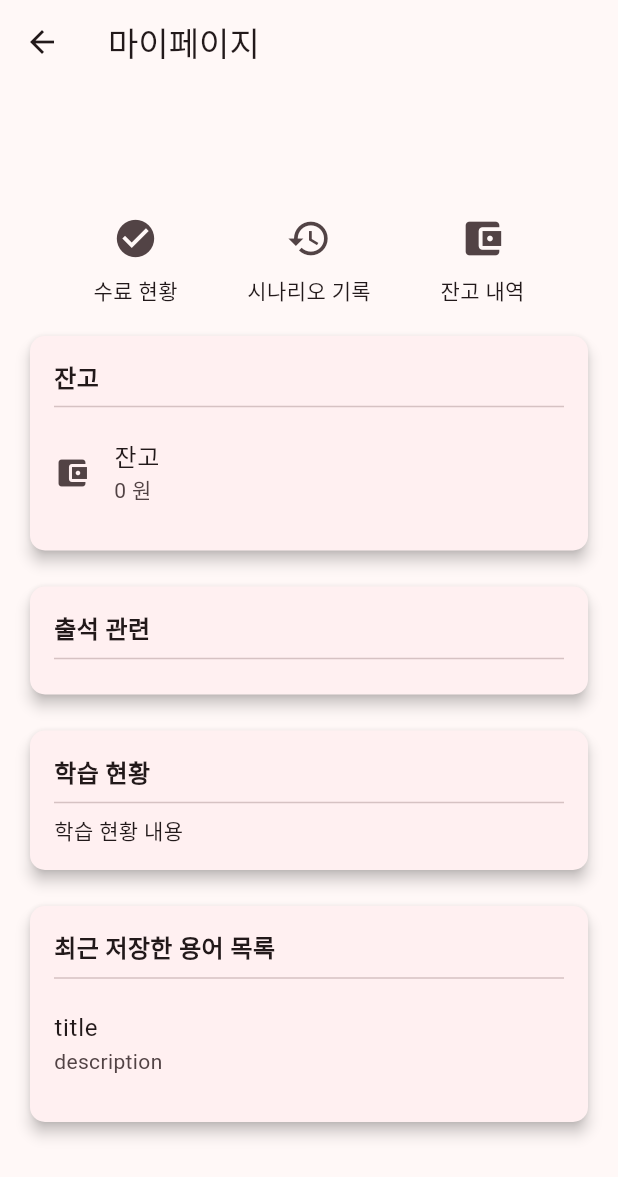
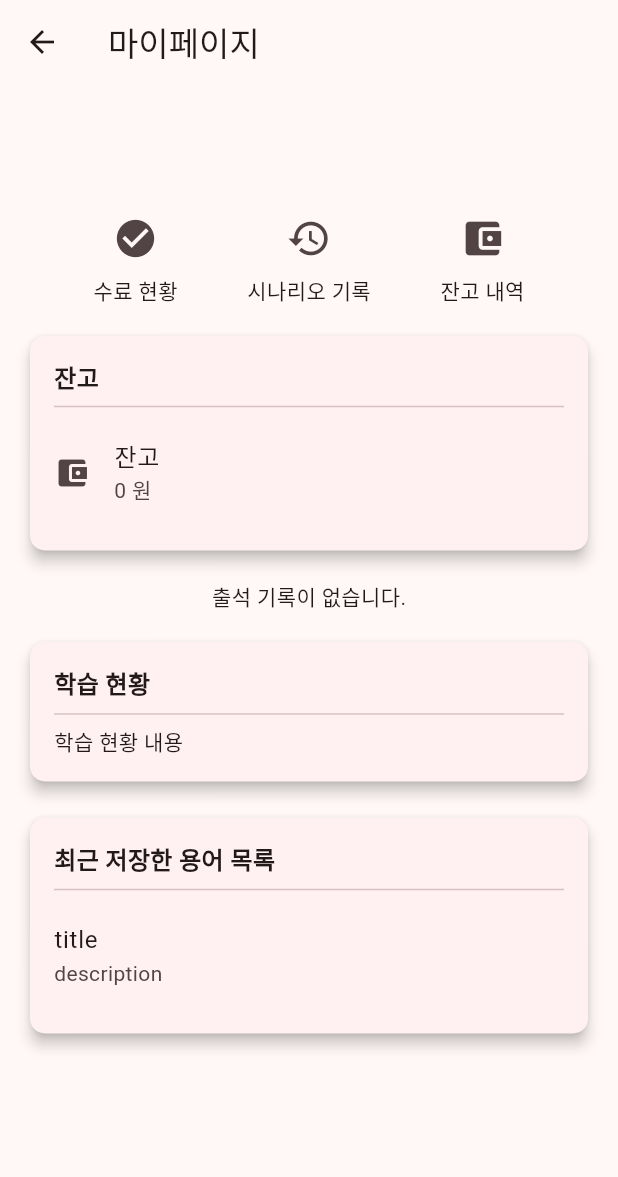
Before and after one commit to E2I-MOTU/MOTU, a Flutter app: the ProfilePage screen opened directly, on a phone screen of 412 x 824 dp. Shown: the top 1177 px of the screen. Run offline on Flutter 3.47's test engine with Material 3 defaults, Android fonts, the light colour scheme and no system bars; our stand-ins replace cloud_firestore, csv, firebase_auth, firebase_core, firebase_storage, flip_card and 2 more; accounts and stored records are empty; network calls fail.

Commit message:
[Feat] #10 출석체크 기능 체크

```diff
--- a/lib/model/user_model.dart
+++ b/lib/model/user_model.dart
@@ -1,12 +1,16 @@
+import 'package:cloud_firestore/cloud_firestore.dart';
+
 class UserModel {
   final String email;
   final String name;
   final int balance;
+  final List<DateTime> attendance;
 
   UserModel({
     required this.email,
     required this.name,
     required this.balance,
+    required this.attendance,
   });
 
   factory UserModel.fromMap(Map<String, dynamic> data) {
@@ -14,6 +18,11 @@ class UserModel {
       email: data['email'] ?? '',
       name: data['name'] ?? '',
       balance: data['balance'] ?? 0,
+      attendance: data['attendance'] != null
+          ? (data['attendance'] as List<dynamic>)
+          .map((date) => (date as Timestamp).toDate())
+          .toList()
+          : [],
     );
   }
 
@@ -22,6 +31,7 @@ class UserModel {
       'email': email,
       'name': name,
       'balance': balance,
+      'attendance': attendance.map((date) => Timestamp.fromDate(date)).toList(),
     };
   }
 }
--- a/lib/view/profile/profile_page.dart
+++ b/lib/view/profile/profile_page.dart
@@ -12,11 +12,13 @@ class ProfilePage extends StatefulWidget {
 class _ProfilePageState extends State<ProfilePage> {
   final ProfileService _service = ProfileService();
   late Future<UserModel?> _userInfoFuture;
+  late Future<List<DateTime>> _attendanceFuture;
 
   @override
   void initState() {
     super.initState();
     _userInfoFuture = _service.getUserInfo();
+    _attendanceFuture = _service.getAttendance();
   }
 
   @override
@@ -83,12 +85,30 @@ class _ProfilePageState extends State<ProfilePage> {
                   ],
                 ),
                 const SizedBox(height: 16),
-                _buildSectionCard(
-                  context,
-                  title: '출석 관련',
-                  children: [
-                    // 여기에 출석 관련 그래픽 추가하면 됨!
-                  ],
+                FutureBuilder<List<DateTime>>(
+                  future: _attendanceFuture,
+                  builder: (BuildContext context, AsyncSnapshot<List<DateTime>> snapshot) {
+                    if (snapshot.connectionState == ConnectionState.waiting) {
+                      return const Center(child: CircularProgressIndicator());
+                    }
+                    if (snapshot.hasError) {
+                      return const Center(child: Text('출석 현황을 불러오는 중 오류가 발생했습니다.'));
+                    }
+                    if (!snapshot.hasData || snapshot.data!.isEmpty) {
+                      return const Center(child: Text('출석 기록이 없습니다.'));
+                    }
+
+                    List<DateTime> attendance = snapshot.data!;
+                    return _buildSectionCard(
+                      context,
+                      title: '출석 현황',
+                      children: attendance.map((date) {
+                        return ListTile(
+                          title: Text('${date.year}-${date.month}-${date.day}'),
+                        );
+                      }).toList(),
+                    );
+                  },
                 ),
                 const SizedBox(height: 16),
                 _buildSectionCard(
```
Also changed, not shown: lib/service/home_service.dart (added, +41 -0 lines), lib/service/profile_service.dart (+44 -0 lines), lib/view/home/home_page.dart (+19 -13 lines).
